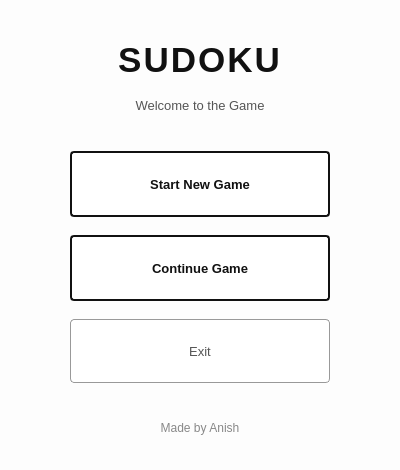
Above: Sudoku/WelcomeMsg.ui from Anish-Pun/Cpp-Sudoku-OOP before the change. Below: the same form after it.
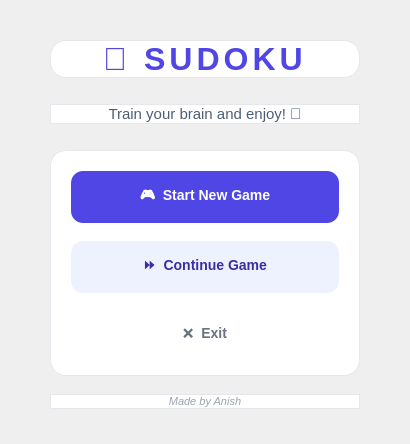
That is the form after the change.

The edit to the form file:
```diff
--- a/Sudoku/WelcomeMsg.ui
+++ b/Sudoku/WelcomeMsg.ui
@@ -16,60 +16,56 @@
   <property name="styleSheet">
    <string notr="true">
 QDialog {
-    background-color: #fdfdfd;
-    font-family: &quot;Segoe UI&quot;, &quot;Arial&quot;;
+    background: qradialgradient(cx:0.5, cy:0.3, radius:1,
+        stop:0 #f8fafc, stop:1 #eef2ff);
+    font-family: "Segoe UI", "Roboto", "Arial";
 }
-
-/* ===== Title ===== */
 QLabel#labelTitle {
-    color: #111111;
-    font-weight: bold;
-    letter-spacing: 2px;
+    color: #4f46e5;
+    font-size: 32px;
+    font-weight: 800;
+    letter-spacing: 4px;
+    margin-bottom: 8px;
 }
-
-/* ===== Subtitle ===== */
 QLabel#labelSubtitle {
-    color: #555555;
+    color: #4f5d75;
+    font-size: 15px;
+    margin-bottom: 8px;
 }
-
-/* ===== Author ===== */
-QLabel#labelAuthor {
-    color: #888888;
-}
-
-/* ===== Buttons (Classic Look) ===== */
 QPushButton {
-    background-color: #ffffff;
-    color: #111111;
-    border: 2px solid #111111;
-    border-radius: 4px;
-    padding: 10px;
-    font-size: 13px;
-    font-weight: bold;
-    min-width: 220px;
-    min-height: 42px;
+    border-radius: 12px;
+    padding: 14px;
+    font-size: 14px;
+    font-weight: 700;
+    min-width: 240px;
 }
-
-/* Hover = light gray */
-QPushButton:hover {
-    background-color: #f2f2f2;
+QPushButton#btnNewGame {
+    background-color: #4f46e5;
+    color: white;
 }
-
-/* Pressed = darker gray */
-QPushButton:pressed {
-    background-color: #e0e0e0;
+QPushButton#btnNewGame:hover {
+    background-color: #4338ca;
 }
-
-/* Exit Button = subtle */
+QPushButton#btnLoadGame {
+    background-color: #eef2ff;
+    color: #3730a3;
+}
+QPushButton#btnLoadGame:hover {
+    background-color: #e0e7ff;
+}
 QPushButton#btnExit {
-    border: 1px solid #999999;
-    color: #555555;
-    font-weight: normal;
-}
-
-QFrame {
     background-color: transparent;
-    border: none;
+    color: #6b7280;
+}
+QFrame {
+    background-color: #fff;
+    border-radius: 16px;
+    border: 1px solid #e4e7ec;
+}
+QLabel#labelAuthor {
+    color: #9aa3af;
+    font-size: 11px;
+    font-style: italic;
 }
    </string>
   </property>
@@ -111,7 +107,7 @@
       </font>
      </property>
      <property name="text">
-      <string>SUDOKU</string>
+    <string>🧩 SUDOKU</string>
      </property>
      <property name="alignment">
       <set>Qt::AlignmentFlag::AlignCenter</set>
@@ -129,7 +125,7 @@
       </font>
      </property>
      <property name="text">
-      <string>Welcome to the Game</string>
+    <string>Train your brain and enjoy! 🧠</string>
      </property>
      <property name="alignment">
       <set>Qt::AlignmentFlag::AlignCenter</set>
@@ -182,7 +178,7 @@
          </font>
         </property>
         <property name="text">
-         <string>Start New Game</string>
+         <string>🎮  Start New Game</string>
         </property>
        </widget>
       </item>
@@ -195,7 +191,7 @@
          </font>
         </property>
         <property name="text">
-         <string>Continue Game</string>
+         <string>⏩  Continue Game</string>
         </property>
        </widget>
       </item>
@@ -208,7 +204,7 @@
          </font>
         </property>
         <property name="text">
-         <string>Exit</string>
+         <string>❌  Exit</string>
         </property>
        </widget>
       </item>
```
Left out of the diff: 2 changed lines with no effect on the pictures.
